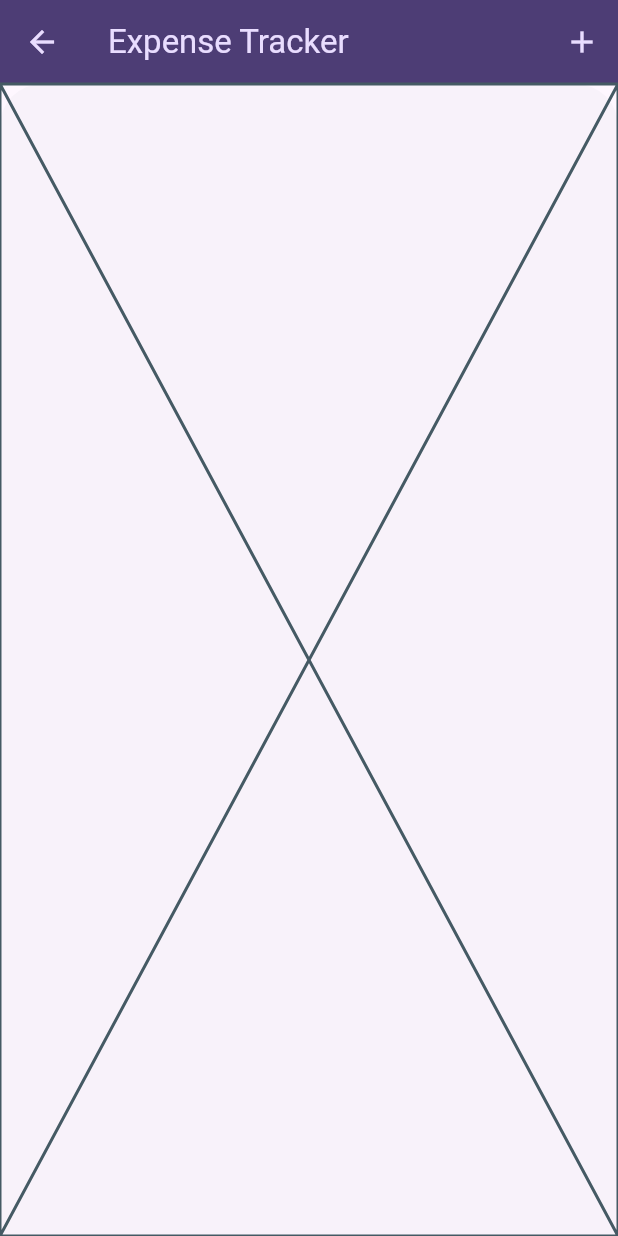
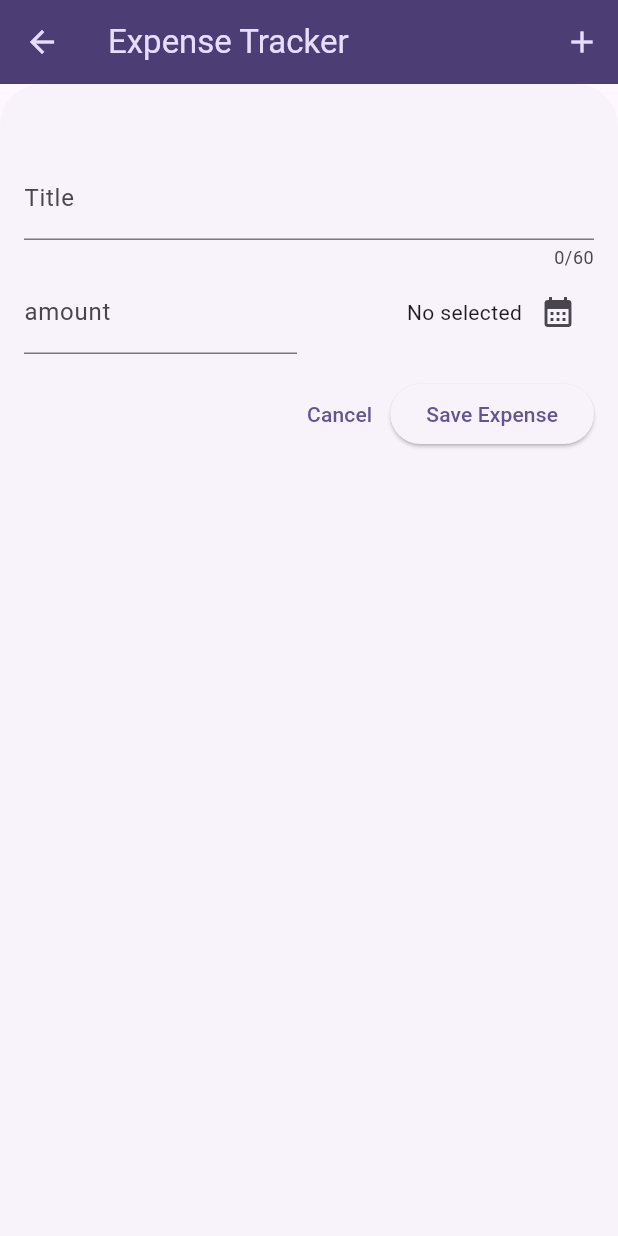
Before and after one commit to danbi4f/expense_tracker, a Flutter app: the screen it shows after launch, after a tap on the "add" icon, on a phone screen of 412 x 824 dp. Run offline on Flutter 3.47's test engine with Material 3 defaults, Android fonts, the phone set to English and light mode, and no system bars; our stand-ins replace equatable, flutter_bloc, hive, hive_flutter; accounts and stored records are empty.

```diff
--- a/lib/expense/presentation/page/expenses_page.dart
+++ b/lib/expense/presentation/page/expenses_page.dart
@@ -6,6 +6,6 @@ class ExpensesPage extends StatelessWidget {
 
   @override
   Widget build(BuildContext context) {
-    return ExpensesWidget();
+    return const ExpensesWidget();
   }
 }
--- a/lib/expense/presentation/page/modal_scheet_page.dart
+++ b/lib/expense/presentation/page/modal_scheet_page.dart
@@ -1,5 +1,4 @@
 import 'package:expense_tracker/expense/presentation/widgets/new_expense/new_expense.dart';
-import 'package:flutter/foundation.dart';
 import 'package:flutter/material.dart';
 
 class ModalSheetPage extends StatelessWidget {
@@ -10,7 +9,7 @@ class ModalSheetPage extends StatelessWidget {
     void openExpenseOverlay() {
       showBottomSheet(
         context: context,
-        builder: (context) => NewExpense(),
+        builder: (context) => const NewExpense(),
       );
     }
 
@@ -20,9 +19,3 @@ class ModalSheetPage extends StatelessWidget {
     );
   }
 }
-
-
-/*
-
-
-*/
--- a/lib/expense/presentation/widgets/expense_card_item.dart
+++ b/lib/expense/presentation/widgets/expense_card_widget.dart
@@ -1,7 +1,5 @@
 import 'package:flutter/material.dart';
-import 'package:flutter_bloc/flutter_bloc.dart';
 
-import 'package:expense_tracker/expense/data/models/expense_model.dart';
 
 class ExpenseItemWidget extends StatelessWidget {
   const ExpenseItemWidget({super.key});
--- a/lib/expense/presentation/widgets/expenses_list_widget.dart
+++ b/lib/expense/presentation/widgets/expenses_list_widget.dart
@@ -1,4 +1,4 @@
-import 'package:expense_tracker/expense/presentation/widgets/expense_card_item.dart';
+import 'package:expense_tracker/expense/presentation/widgets/expense_card_widget.dart';
 import 'package:flutter/material.dart';
 
 class ExpensesListWidget extends StatelessWidget {
@@ -13,8 +13,9 @@ class ExpensesListWidget extends StatelessWidget {
           child: Padding(
             padding: const EdgeInsets.all(10.0),
             child: ListView.builder(
-      itemCount: 1,
-      itemBuilder: (context, index) => ExpenseItemWidget()),
+              itemCount: 1,
+              itemBuilder: (context, index) => const ExpenseItemWidget(),
+            ),
           ),
         ),
       ),
--- a/lib/expense/presentation/widgets/new_expense/new_expense.dart
+++ b/lib/expense/presentation/widgets/new_expense/new_expense.dart
@@ -1,10 +1,133 @@
+import 'package:expense_tracker/expense/data/models/expense_model.dart';
 import 'package:flutter/material.dart';
 
-class NewExpense extends StatelessWidget {
+class NewExpense extends StatefulWidget {
   const NewExpense({super.key});
 
   @override
+  State<NewExpense> createState() => _NewExpenseState();
+}
+
+class _NewExpenseState extends State<NewExpense> {
+  final titleController = TextEditingController();
+  final amountController = TextEditingController();
+  DateTime? selectedDate;
+  //Category selectedCategory = Category.leisure;
+
+  @override
+  void dispose() {
+    titleController.dispose();
+    amountController.dispose();
+    super.dispose();
+  }
+
+  void _presentDatePicker() async {
+    final now = DateTime.now();
+    final firstDate = DateTime(now.year - 1, now.month, now.day);
+    final pickedDate = await showDatePicker(
+      context: context,
+      initialDate: now,
+      firstDate: firstDate,
+      lastDate: now,
+    );
+    setState(() {
+      selectedDate = pickedDate;
+    });
+  }
+
+  void submitExpenseData() {
+    final enteredAmount = double.tryParse(amountController.text);
+    final amountIsInvalid = enteredAmount == null || enteredAmount <= 0;
+    if (titleController.text.trim().isEmpty ||
+        amountIsInvalid ||
+        selectedDate == null) {
+      showDialog(
+        context: context,
+        builder: (context) => AlertDialog(
+          title: const Text('Invalid input'),
+          content: const Text('check all fields'),
+          actions: [
+            TextButton(
+                onPressed: () {
+                  Navigator.pop(context);
+                },
+                child: const Text('okay'))
+          ],
+        ),
+      );
+      return;
+    }
+
+    Navigator.pop(context);
+  }
+
+  @override
   Widget build(BuildContext context) {
-    return const Placeholder();
+    return SizedBox(
+      height: double.infinity,
+      child: Padding(
+        padding: const EdgeInsets.fromLTRB(16, 48, 16, 16),
+        child: Column(
+          children: [
+            TextField(
+              controller: titleController,
+              maxLength: 60,
+              decoration: const InputDecoration(
+                label: Text('Title'),
+              ),
+            ),
+            Row(
+              mainAxisAlignment: MainAxisAlignment.center,
+              children: [
+                Expanded(
+                  child: TextField(
+                    controller: amountController,
+                    decoration: const InputDecoration(
+                      prefixText: '\$',
+                      label: Text('amount'),
+                    ),
+                    keyboardType: TextInputType.number,
+                  ),
+                ),
+                const SizedBox(width: 16),
+                Expanded(
+                  child: Row(
+                    mainAxisAlignment: MainAxisAlignment.end,
+                    crossAxisAlignment: CrossAxisAlignment.center,
+                    children: [
+                      Text(
+                        selectedDate == null
+                            ? 'No selected'
+                            : formatter.format(selectedDate!),
+                      ),
+                      IconButton(
+                        onPressed: _presentDatePicker,
+                        icon: const Icon(Icons.calendar_month),
+                      ),
+                    ],
+                  ),
+                ),
+              ],
+            ),
+            const SizedBox(height: 16),
+            Row(
+              children: [
+                const Spacer(),
+                TextButton(
+                  onPressed: () {
+                    Navigator.pop(context);
+                  },
+                  child: const Text('Cancel'),
+                ),
+                ElevatedButton(
+                  onPressed: submitExpenseData,
+                  child: const Text('Save Expense'),
+                ),
+              ],
+            ),
+          ],
+        ),
+      ),
+    );
   }
 }
```
